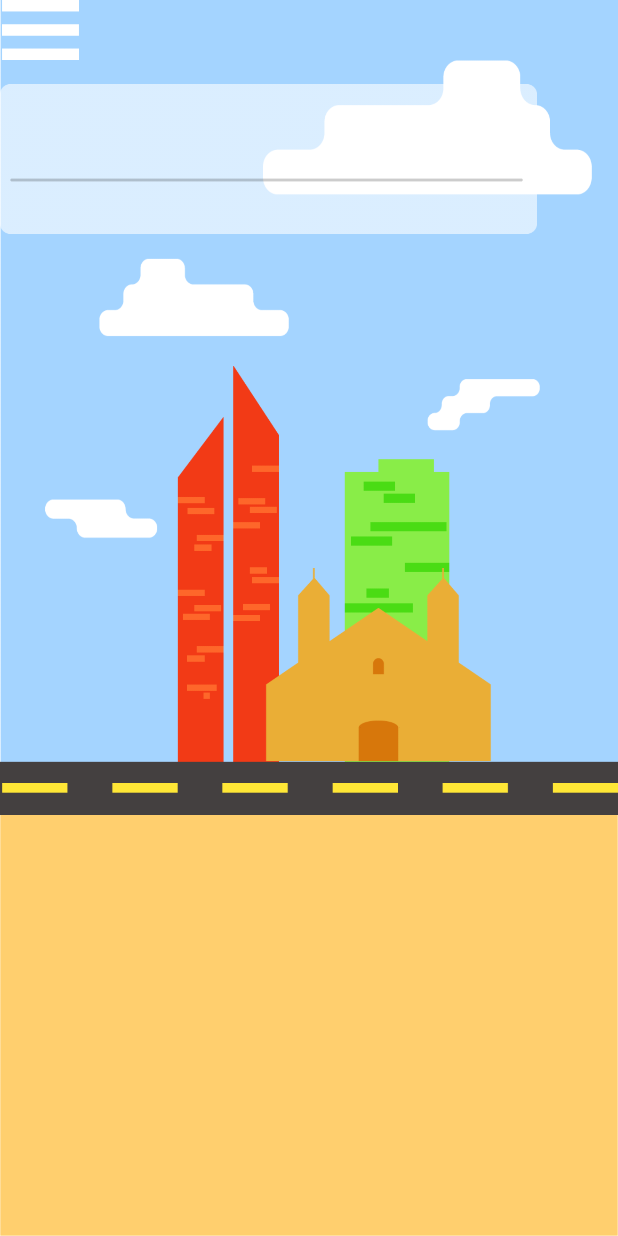
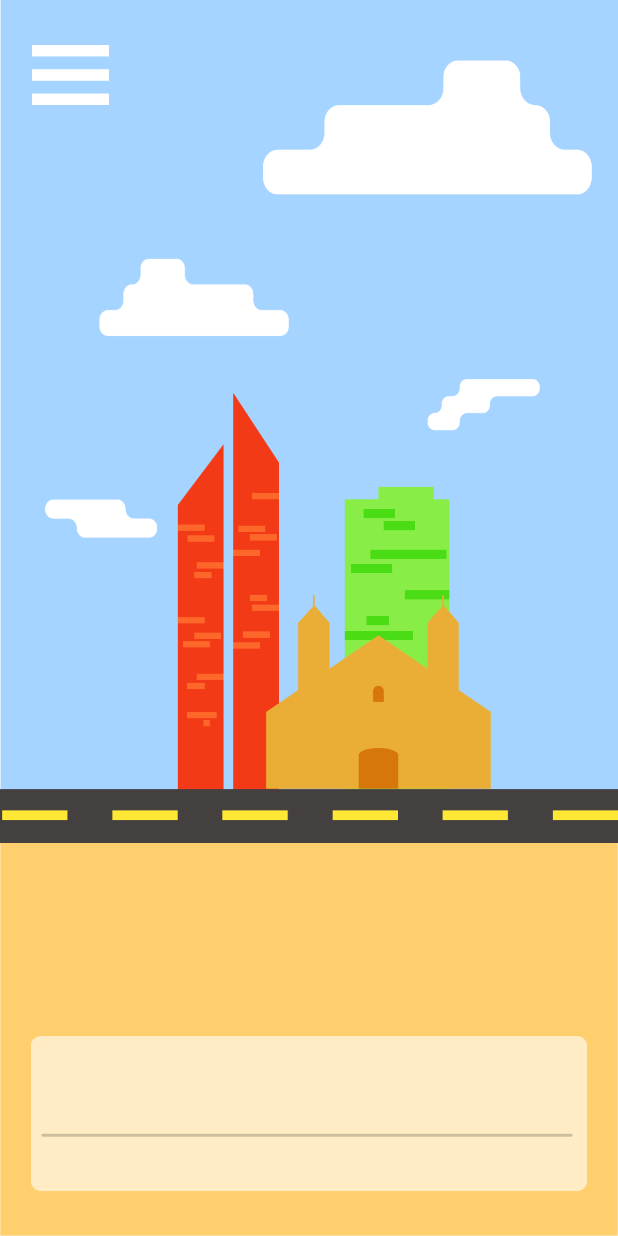
Before and after one commit to compsat/mudkip, an Android app: the screen it shows after launch (MainActivity), on a phone screen of 412 x 824 dp. Run offline under Robolectric (Android 15) with nearby library versions, the phone set to English and light mode, and no system bars.

Commit message:
Fixed layout of MainActivity.java

```diff
--- a/mobile/app/src/main/res/layout/activity_main.xml
+++ b/mobile/app/src/main/res/layout/activity_main.xml
@@ -1,5 +1,6 @@
 <?xml version="1.0" encoding="utf-8"?>
-<android.support.constraint.ConstraintLayout xmlns:android="http://schemas.android.com/apk/res/android"
+<RelativeLayout
+    xmlns:android="http://schemas.android.com/apk/res/android"
     xmlns:app="http://schemas.android.com/apk/res-auto"
     xmlns:tools="http://schemas.android.com/tools"
     android:layout_width="match_parent"
@@ -8,27 +9,28 @@
     tools:context="com.mudkip.lakbay.MainActivity">
 
     <ImageView
-        android:id="@+id/imageView"
+        android:id="@+id/hamburgerImageView"
         android:layout_width="54dp"
         android:layout_height="40dp"
-        app:srcCompat="@drawable/hamburger"
-        tools:layout_editor_absoluteX="16dp"
-        tools:layout_editor_absoluteY="16dp" />
+        android:layout_marginTop="30dp"
+        android:layout_marginStart="20dp"
+        app:srcCompat="@drawable/hamburger"/>
 
     <ImageView
-        android:id="@+id/imageView3"
-        android:layout_width="wrap_content"
-        android:layout_height="wrap_content"
-        app:srcCompat="@drawable/manila"
-        tools:layout_editor_absoluteX="0dp"
-        tools:layout_editor_absoluteY="0dp" />
+        android:id="@+id/backgroundImageView"
+        android:layout_width="match_parent"
+        android:layout_height="match_parent"
+        app:srcCompat="@drawable/manila"/>
 
     <ImageView
-        android:id="@+id/imageView4"
-        android:layout_width="358dp"
-        android:layout_height="212dp"
-        app:srcCompat="@drawable/area_menu"
-        tools:layout_editor_absoluteX="26dp"
-        tools:layout_editor_absoluteY="477dp" />
+        android:id="@+id/textBackgroundImageView"
+        android:layout_width="match_parent"
+        android:layout_height="wrap_content"
+        android:adjustViewBounds="true"
+        android:layout_marginStart="20dp"
+        android:layout_marginEnd="20dp"
+        android:layout_marginBottom="30dp"
+        android:layout_alignParentBottom="true"
+        app:srcCompat="@drawable/area_menu"/>
 
-</android.support.constraint.ConstraintLayout>
+</RelativeLayout>
```
Also changed, not shown: 1 other file.
